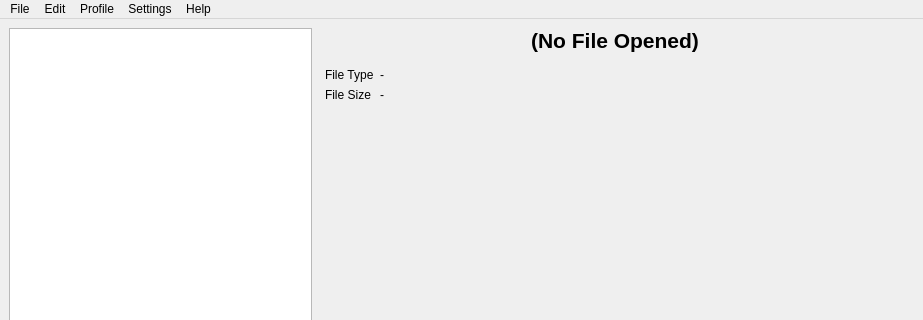
Before: the Qt Designer form branches/alemariusnexus/src/gtatools-gui/src/src/gui/MainFrame.ui in alemariusnexus/gtatools, drawn with Qt 5; both pictures show x 0 to 923 and y 0 to 320 of the 923 by 663 pixel window.
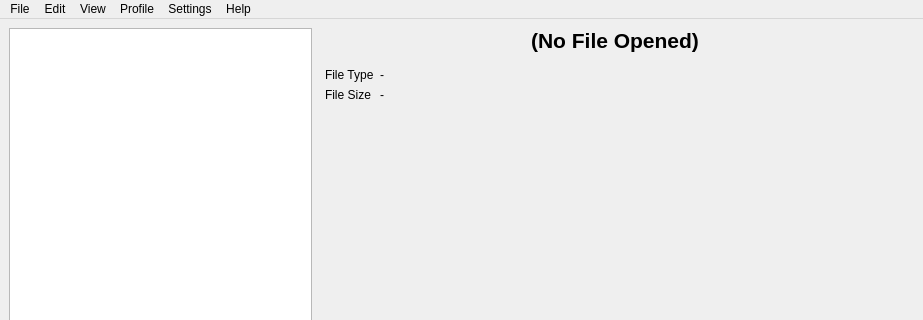
After: the same form once the commit is applied.

Patch:
```diff
--- a/branches/alemariusnexus/src/gtatools-gui/src/src/gui/MainFrame.ui
+++ b/branches/alemariusnexus/src/gtatools-gui/src/src/gui/MainFrame.ui
@@ -189,8 +189,14 @@
      <string>Settings</string>
     </property>
    </widget>
+   <widget class="QMenu" name="menuView">
+    <property name="title">
+     <string>View</string>
+    </property>
+   </widget>
    <addaction name="menuFile"/>
    <addaction name="menuEdit"/>
+   <addaction name="menuView"/>
    <addaction name="menuProfile"/>
    <addaction name="menuSettings"/>
    <addaction name="menuHelp"/>
```
